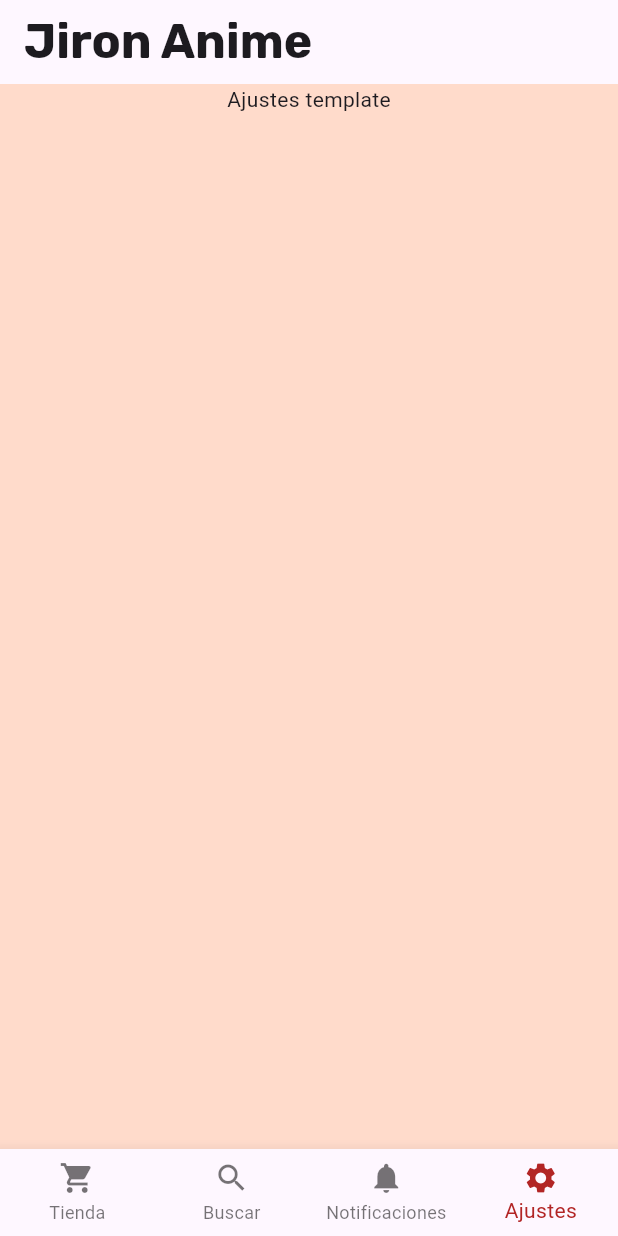
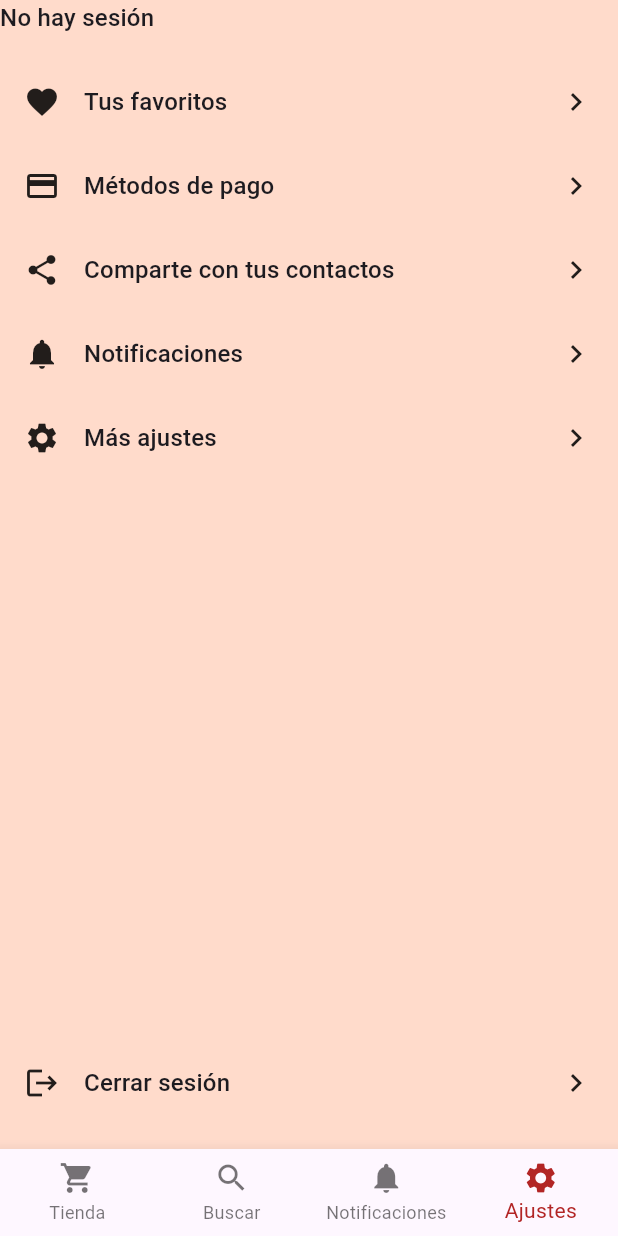
Before and after one commit to JesuFrancesco/proyecto-progmovil, a Flutter app: the screen it shows after launch, item 4 of the bottom bar chosen, on a phone screen of 412 x 824 dp. Run offline on Flutter 3.47's test engine with Material 3 defaults, Android fonts, the phone set to English and light mode, and no system bars; our stand-ins replace flutter_dotenv, get, google_sign_in, supabase_flutter; accounts and stored records are empty.

Commit message:
feat: settings template

```diff
--- a/jiron_anime/lib/main.dart
+++ b/jiron_anime/lib/main.dart
@@ -1,5 +1,5 @@
 import 'package:flutter/material.dart';
-import 'package:jiron_anime/pages/store/store_page.dart';
+import 'package:jiron_anime/pages/home/home_page.dart';
 import 'package:jiron_anime/pages/signin/signin_page.dart';
 import 'package:jiron_anime/pages/demo/profile_demo.dart';
 import 'package:jiron_anime/pages/reset/reset_page.dart';
@@ -33,7 +33,7 @@ class MainApp extends StatelessWidget {
         '/demo': (context) => const ProfileScreen(),
 
         // no implementados
-        '/home': (context) => const StorePage(),
+        '/home': (context) => const HomePage(),
         '/reset': (context) => const ResetPage(),
       },
       theme: appTheme,
--- a/jiron_anime/lib/pages/store/store_controller.dart
+++ b/jiron_anime/lib/pages/home/home_controller.dart
@@ -3,7 +3,7 @@ import 'package:get/get.dart';
 import 'package:jiron_anime/models/account.dart';
 import 'package:jiron_anime/service/static_accounts_service.dart';
 
-class StoreController extends GetxController {
+class HomeController extends GetxController {
   StaticAccountsService service = StaticAccountsService();
   final cuentas = <Account>[].obs;
 
--- a/jiron_anime/lib/pages/store/store_page.dart
+++ b/jiron_anime/lib/pages/home/home_page.dart
@@ -1,13 +1,14 @@
 import 'package:flutter/material.dart';
-import 'package:jiron_anime/pages/store/shared/main_productos.dart';
-import 'package:jiron_anime/pages/store/shared/main_search.dart';
+import 'package:jiron_anime/pages/home/settings/main_settings.dart';
+import 'package:jiron_anime/pages/home/store/main_productos.dart';
+import 'package:jiron_anime/pages/home/search/main_search.dart';
 import 'package:jiron_anime/theme/colors.dart';
 
-class StorePage extends StatefulWidget {
-  const StorePage({super.key});
+class HomePage extends StatefulWidget {
+  const HomePage({super.key});
 
   @override
-  State<StorePage> createState() => _StorePageState();
+  State<HomePage> createState() => _HomePageState();
 }
 
 enum StoreWidgetType {
@@ -17,7 +18,7 @@ enum StoreWidgetType {
   ajustes,
 }
 
-class _StorePageState extends State<StorePage> {
+class _HomePageState extends State<HomePage> {
   late Widget _body;
   StoreWidgetType _selectedWidget = StoreWidgetType.tienda;
 
@@ -36,7 +37,7 @@ class _StorePageState extends State<StorePage> {
       case StoreWidgetType.notificaciones:
         return const Center(child: Text('Notificaciones template 111'));
       case StoreWidgetType.ajustes:
-        return const Center(child: Text('Ajustes template'));
+        return settingsContainer(context);
       default:
         return const Center(child: Text('NOT A REAL PAGE'));
     }
@@ -62,17 +63,18 @@ class _StorePageState extends State<StorePage> {
     control.obtenerCuentas();
     return Scaffold(
       // https://docs.flutter.dev/ui/layout/scrolling/slivers
-      body: CustomScrollView(
-        slivers: [
-          const SliverAppBar(
-            floating: true,
-            title: Text("Jiron Anime"),
-          ),
-          SliverToBoxAdapter(
-            child: _buildBody(context),
-          )
-        ],
-      ),
+      // body: CustomScrollView(
+      //   slivers: [
+      //     const SliverAppBar(
+      //       floating: true,
+      //       title: Text("Jiron Anime"),
+      //     ),
+      //     SliverToBoxAdapter(
+      //       child: _buildBody(context),
+      //     )
+      //   ],
+      // ),
+      body: _buildBody(context),
       bottomNavigationBar: BottomNavigationBar(
         type: BottomNavigationBarType.fixed,
         fixedColor: AppColors.primaryColor,
--- a/jiron_anime/lib/pages/store/shared/main_search.dart
+++ b/jiron_anime/lib/pages/home/search/main_search.dart
@@ -1,7 +1,7 @@
 import 'package:flutter/material.dart';
 import 'package:get/get.dart';
 
-import '../store_controller.dart';
+import '../home_controller.dart';
 
 SearchTxtController searchController = Get.put(SearchTxtController());
 
--- /dev/null
+++ b/jiron_anime/lib/pages/home/settings/main_settings.dart
@@ -0,0 +1,64 @@
+import 'package:flutter/material.dart';
+
+import '../../../main.dart';
+
+Widget _buildMenuItem(BuildContext context, IconData icon, String text) {
+  return InkWell(
+    onTap: () {
+      print("test");
+    },
+    child: Padding(
+      padding: const EdgeInsets.all(16),
+      child: Row(
+        children: [
+          Icon(icon, size: 24),
+          const SizedBox(width: 16),
+          Expanded(
+            child: Text(
+              text,
+              style: Theme.of(context).textTheme.titleMedium,
+            ),
+          ),
+          const Icon(Icons.chevron_right, size: 24),
+        ],
+      ),
+    ),
+  );
+}
+
+Widget settingsContainer(BuildContext context) {
+  final user = supabase.auth.currentUser;
+  final profileImageUrl = user?.userMetadata?['avatar_url'];
+  final fullName = user?.userMetadata?['full_name'];
+
+  return Scaffold(
+    body: Column(
+      mainAxisSize: MainAxisSize.min,
+      crossAxisAlignment: CrossAxisAlignment.start,
+      children: [
+        if (profileImageUrl != null)
+          ClipOval(
+            child: Image.network(
+              profileImageUrl,
+              width: 100,
+              height: 100,
+              fit: BoxFit.cover,
+            ),
+          ),
+        Text(
+          fullName ?? 'No hay sesión',
+          style: Theme.of(context).textTheme.titleMedium,
+        ),
+        const SizedBox(height: 16),
+        _buildMenuItem(context, Icons.favorite, 'Tus favoritos'),
+        _buildMenuItem(context, Icons.payment, 'Métodos de pago'),
+        _buildMenuItem(context, Icons.share, 'Comparte con tus contactos'),
+        _buildMenuItem(context, Icons.notifications, 'Notificaciones'),
+        _buildMenuItem(context, Icons.settings, 'Más ajustes'),
+        const Spacer(),
+        _buildMenuItem(context, Icons.logout, 'Cerrar sesión'),
+        const SizedBox(height: 16),
+      ],
+    ),
+  );
+}
--- a/jiron_anime/lib/pages/store/shared/main_productos.dart
+++ b/jiron_anime/lib/pages/home/store/main_productos.dart
@@ -3,9 +3,9 @@ import 'package:get/get.dart';
 
 import '../../../models/account.dart';
 import '../../../widgets/account_card.dart';
-import '../store_controller.dart';
+import '../home_controller.dart';
 
-StoreController control = Get.put(StoreController());
+HomeController control = Get.put(HomeController());
 
 Widget accountCardsDemo(BuildContext context) {
   return SingleChildScrollView(
```
